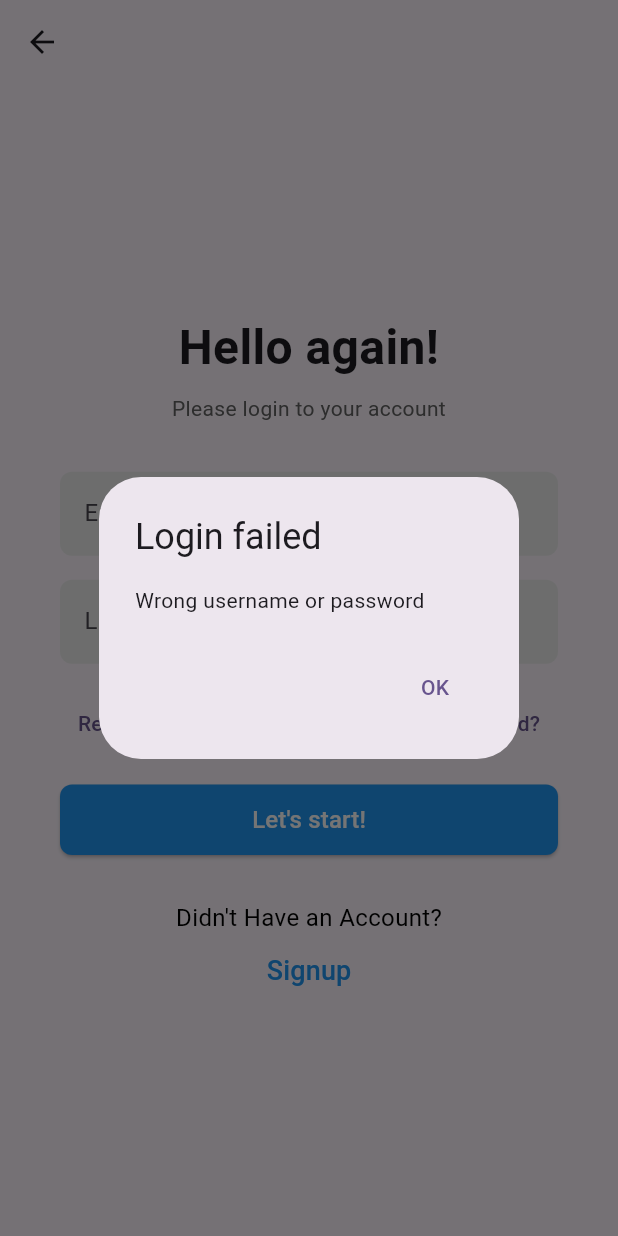
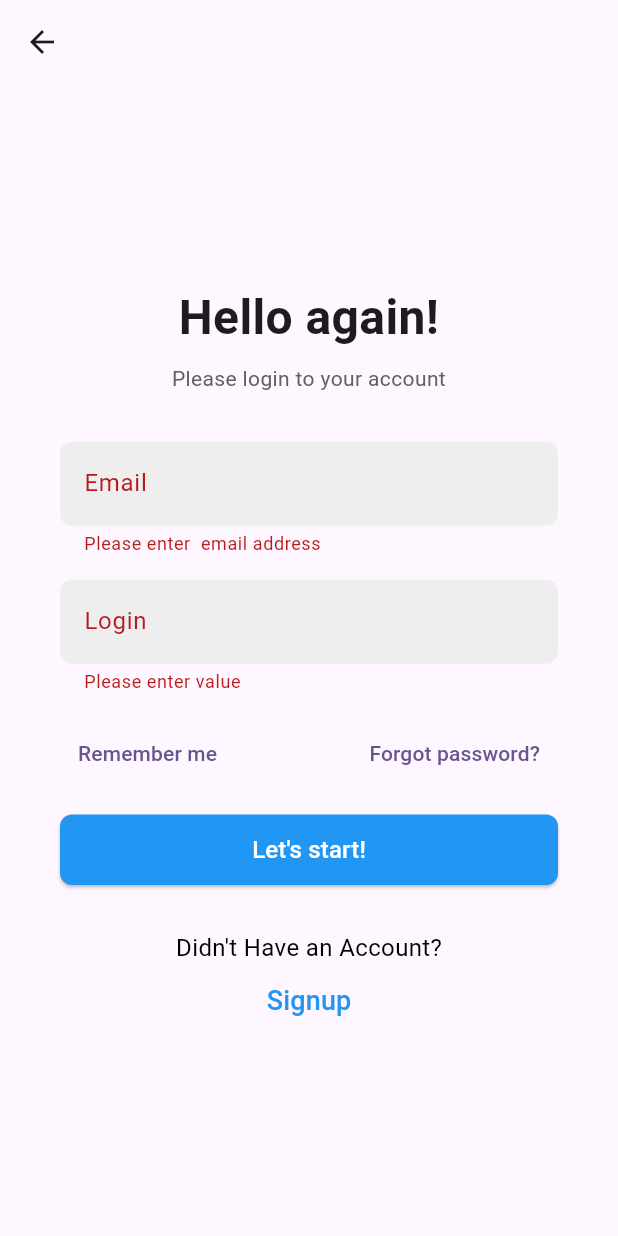
Before and after one commit to Shahbazjunejo/homeapplainces, a Flutter app: the LoginScreen screen opened by its route, after a tap on an icon or button, on a phone screen of 412 x 824 dp. Run offline on Flutter 3.47's test engine with Material 3 defaults, Android fonts, the light colour scheme and no system bars; our stand-ins replace sqflite; accounts and stored records are empty.

Commit message:
validation

```diff
--- a/lib/LoginScreen.dart
+++ b/lib/LoginScreen.dart
@@ -7,6 +7,11 @@ class LoginScreen extends StatelessWidget {
 
   final TextEditingController email = TextEditingController();
   final TextEditingController password= TextEditingController();
+   final GlobalKey<FormState> _formKey = GlobalKey<FormState>();
+   bool isEmailValid(String email) {
+     return RegExp(r'^[\w-\.]+@[a-zA-Z]+\.[a-zA-Z]{2,}$').hasMatch(email);
+   }
+
   @override
   Widget build(BuildContext context) {
     return Scaffold(
@@ -16,6 +21,8 @@ class LoginScreen extends StatelessWidget {
       ),
       body: Padding(
         padding: const EdgeInsets.all(40.0),
+        child: Form(
+          key: _formKey,
           child: Column(
             mainAxisSize: MainAxisSize.max,
             mainAxisAlignment: MainAxisAlignment.center,
@@ -44,6 +51,17 @@ class LoginScreen extends StatelessWidget {
                     borderSide: BorderSide.none,
                   ),
                 ),
+                validator: (value) {
+                  if (value!.isEmpty) {
+                    return 'Please enter  email address';
+                  }
+                  if (value.length < 4) {
+                    return 'please enter at least 4 characters';
+                  }
+                  return null;
+                },
+
+
               ),
               const SizedBox(height: 16),
               TextFormField(
@@ -58,6 +76,16 @@ class LoginScreen extends StatelessWidget {
                     borderSide: BorderSide.none,
                   ),
                 ),
+                validator: (value) {
+                  if (value!.isEmpty) {
+                    return 'Please enter value';
+                  }
+                  if (value.length < 4) {
+                    return 'please enter at least 4 characters';
+                  }
+                  return null;
+                },
+
               ),
               const SizedBox(height: 16),
               Row(
@@ -80,10 +108,13 @@ class LoginScreen extends StatelessWidget {
               const SizedBox(height: 16),
               ElevatedButton(
                 onPressed: () {
-                if(email.text.isNotEmpty&&email.text=="admin"&&password.text.isNotEmpty&&password.text=="admin"){
+    if (_formKey.currentState!.validate()) {
+      if (email.text.isNotEmpty && email.text == "admin" &&
+          password.text.isNotEmpty && password.text == "admin") {
         Navigator.of(context).pushNamed('/ServiceProvider');
-                }else{
+      } else {
         loginUser(email.text, password.text, context);
+      }
     }
                 },
                 style: ElevatedButton.styleFrom(
@@ -120,6 +151,7 @@ class LoginScreen extends StatelessWidget {
             ],
           ),
         ),
+      ),
     );
   }
 
--- a/lib/SignupScreen.dart
+++ b/lib/SignupScreen.dart
@@ -11,7 +11,7 @@ class SignupScreen extends StatelessWidget {
    final TextEditingController fullname = TextEditingController();
    final TextEditingController emailaddress = TextEditingController();
    final TextEditingController phonenumber = TextEditingController();
-
+   final GlobalKey<FormState> _formKey = GlobalKey<FormState>();
 
    @override
   Widget build(BuildContext context) {
@@ -23,6 +23,8 @@ class SignupScreen extends StatelessWidget {
       ),
       body: Padding(
         padding: const EdgeInsets.all(40.0),
+        child: Form(
+          key: _formKey,
           child: Column(
             crossAxisAlignment: CrossAxisAlignment.stretch,
             children: <Widget>[
@@ -105,11 +107,12 @@ class SignupScreen extends StatelessWidget {
             ],
           ),
         ),
+      ),
     );
   }
 
   Widget _buildTextField({required String hint, bool obscureText = false, TextEditingController? controller}) {
-    return TextField(
+    return TextFormField(
       controller: controller,
       decoration: InputDecoration(
         labelText: hint,
@@ -118,6 +121,17 @@ class SignupScreen extends StatelessWidget {
         ),
         contentPadding: const EdgeInsets.symmetric(vertical: 15.0, horizontal: 10.0),
       ),
+      validator: (value) {
+        if (value!.isEmpty) {
+          return 'Please enter value';
+        }
+        if (value.length < 4) {
+          return 'please enter at least 4 characters';
+        }
+        return null;
+      },
+
+
       obscureText: obscureText,
     );
   }
```
Lines whose indentation alone changed are shown as unchanged.
